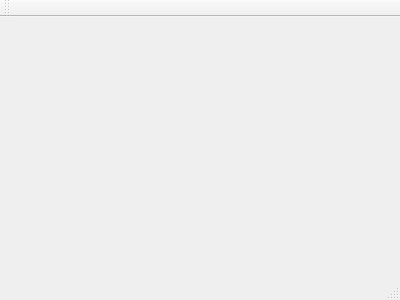
Qt form mainwindow.ui (informationsea/Hyokai) before a commit.
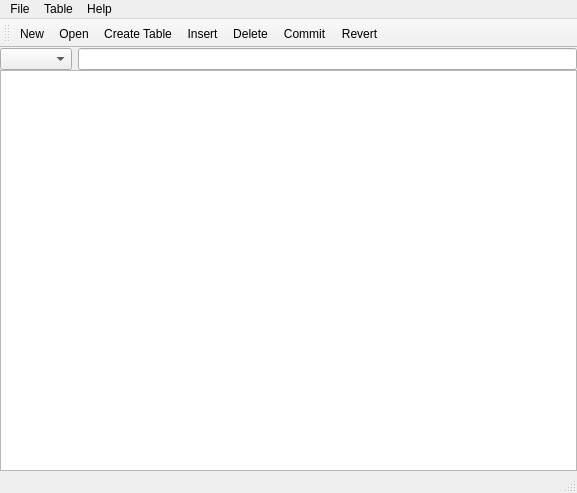
The same form after that commit.

Commit message: implementing data view and schema dialog

```diff
--- a/mainwindow.ui
+++ b/mainwindow.ui
@@ -1,24 +1,176 @@
 <ui version="4.0">
  <class>MainWindow</class>
- <widget class="QMainWindow" name="MainWindow" >
-  <property name="geometry" >
+ <widget class="QMainWindow" name="MainWindow">
+  <property name="geometry">
    <rect>
     <x>0</x>
     <y>0</y>
-    <width>400</width>
-    <height>300</height>
+    <width>577</width>
+    <height>493</height>
    </rect>
   </property>
   <property name="windowTitle" >
    <string>MainWindow</string>
   </property>
-  <widget class="QMenuBar" name="menuBar" />
-  <widget class="QToolBar" name="mainToolBar" />
-  <widget class="QWidget" name="centralWidget" />
-  <widget class="QStatusBar" name="statusBar" />
+  <property name="unifiedTitleAndToolBarOnMac">
+   <bool>true</bool>
+  </property>
+  <widget class="QWidget" name="centralWidget">
+   <layout class="QVBoxLayout" name="verticalLayout">
+    <property name="spacing">
+     <number>0</number>
+    </property>
+    <property name="margin">
+     <number>0</number>
+    </property>
+    <item>
+     <layout class="QHBoxLayout" name="horizontalLayout">
+      <item>
+       <widget class="QComboBox" name="tableSelect"/>
+      </item>
+      <item>
+       <widget class="QLineEdit" name="sqlLine"/>
+      </item>
+     </layout>
+    </item>
+    <item>
+     <widget class="QTableView" name="tableView"/>
+    </item>
+   </layout>
+  </widget>
+  <widget class="QMenuBar" name="menuBar">
+   <property name="geometry">
+    <rect>
+     <x>0</x>
+     <y>0</y>
+     <width>577</width>
+     <height>22</height>
+    </rect>
+   </property>
+   <widget class="QMenu" name="menuFile">
+    <property name="title">
+     <string>File</string>
+    </property>
+    <addaction name="actionNew"/>
+    <addaction name="actionOpen"/>
+    <addaction name="separator"/>
+    <addaction name="actionClose"/>
+    <addaction name="actionQuit"/>
+   </widget>
+   <widget class="QMenu" name="menuTable">
+    <property name="title">
+     <string>Table</string>
+    </property>
+    <addaction name="actionCreateTable"/>
+    <addaction name="actionImportTable"/>
+    <addaction name="separator"/>
+    <addaction name="actionInsert"/>
+    <addaction name="actionDelete"/>
+    <addaction name="separator"/>
+    <addaction name="actionCommit"/>
+    <addaction name="actionRevert"/>
+   </widget>
+   <widget class="QMenu" name="menuHelp">
+    <property name="title">
+     <string>Help</string>
+    </property>
+    <addaction name="actionAbout_Table_View"/>
+    <addaction name="actionGo_github"/>
+   </widget>
+   <addaction name="menuFile"/>
+   <addaction name="menuTable"/>
+   <addaction name="menuHelp"/>
+  </widget>
+  <widget class="QToolBar" name="mainToolBar">
+   <attribute name="toolBarArea">
+    <enum>TopToolBarArea</enum>
+   </attribute>
+   <attribute name="toolBarBreak">
+    <bool>false</bool>
+   </attribute>
+   <addaction name="actionNew"/>
+   <addaction name="actionOpen"/>
+   <addaction name="actionCreateTable"/>
+   <addaction name="actionInsert"/>
+   <addaction name="actionDelete"/>
+   <addaction name="actionCommit"/>
+   <addaction name="actionRevert"/>
+  </widget>
+  <widget class="QStatusBar" name="statusBar"/>
+  <action name="actionOpen">
+   <property name="text">
+    <string>Open</string>
+   </property>
+   <property name="shortcut">
+    <string>Ctrl+O</string>
+   </property>
+  </action>
+  <action name="actionInsert">
+   <property name="text">
+    <string>Insert</string>
+   </property>
+  </action>
+  <action name="actionDelete">
+   <property name="text">
+    <string>Delete</string>
+   </property>
+  </action>
+  <action name="actionCommit">
+   <property name="text">
+    <string>Commit</string>
+   </property>
+  </action>
+  <action name="actionQuit">
+   <property name="text">
+    <string>Quit</string>
+   </property>
+   <property name="shortcut">
+    <string>Ctrl+Q</string>
+   </property>
+  </action>
+  <action name="actionClose">
+   <property name="text">
+    <string>Close</string>
+   </property>
+   <property name="shortcut">
+    <string>Ctrl+W</string>
+   </property>
+  </action>
+  <action name="actionNew">
+   <property name="text">
+    <string>New</string>
+   </property>
+   <property name="shortcut">
+    <string>Ctrl+N</string>
+   </property>
+  </action>
+  <action name="actionCreateTable">
+   <property name="text">
+    <string>Create Table</string>
+   </property>
+  </action>
+  <action name="actionAbout_Table_View">
+   <property name="text">
+    <string>About Table View</string>
+   </property>
+  </action>
+  <action name="actionGo_github">
+   <property name="text">
+    <string>Go to github</string>
+   </property>
+  </action>
+  <action name="actionImportTable">
+   <property name="text">
+    <string>Import Table</string>
+   </property>
+  </action>
+  <action name="actionRevert">
+   <property name="text">
+    <string>Revert</string>
+   </property>
+  </action>
  </widget>
- <layoutDefault spacing="6" margin="11" />
- <pixmapfunction></pixmapfunction>
+ <layoutdefault spacing="6" margin="11"/>
  <resources/>
  <connections/>
 </ui>
```
Left out of the diff: 22 changed lines with no effect on the pictures. The commit also changes 9 other files.
